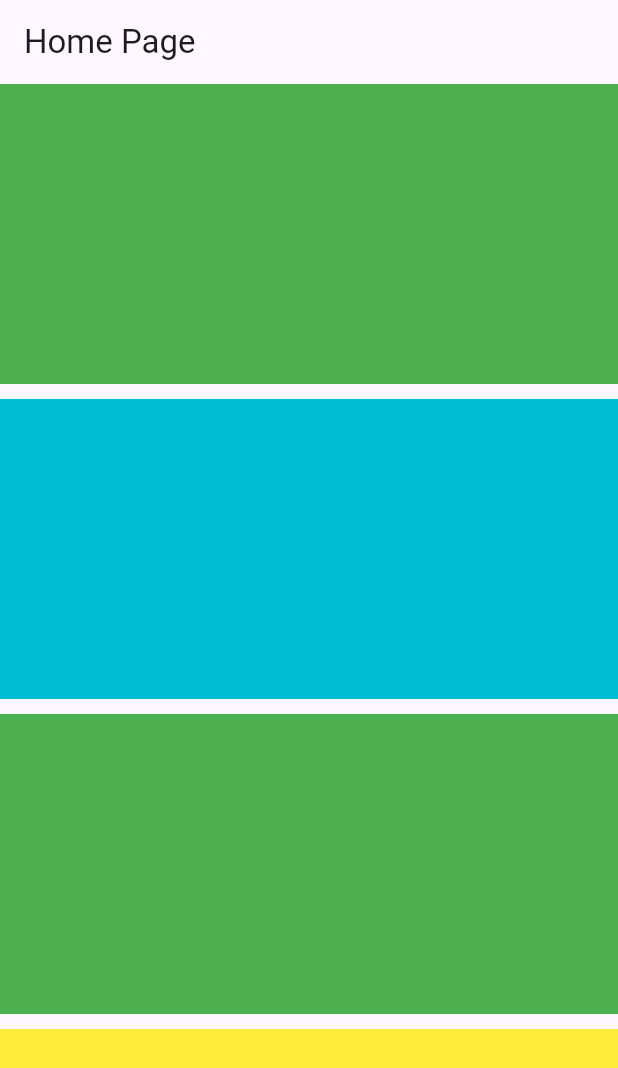
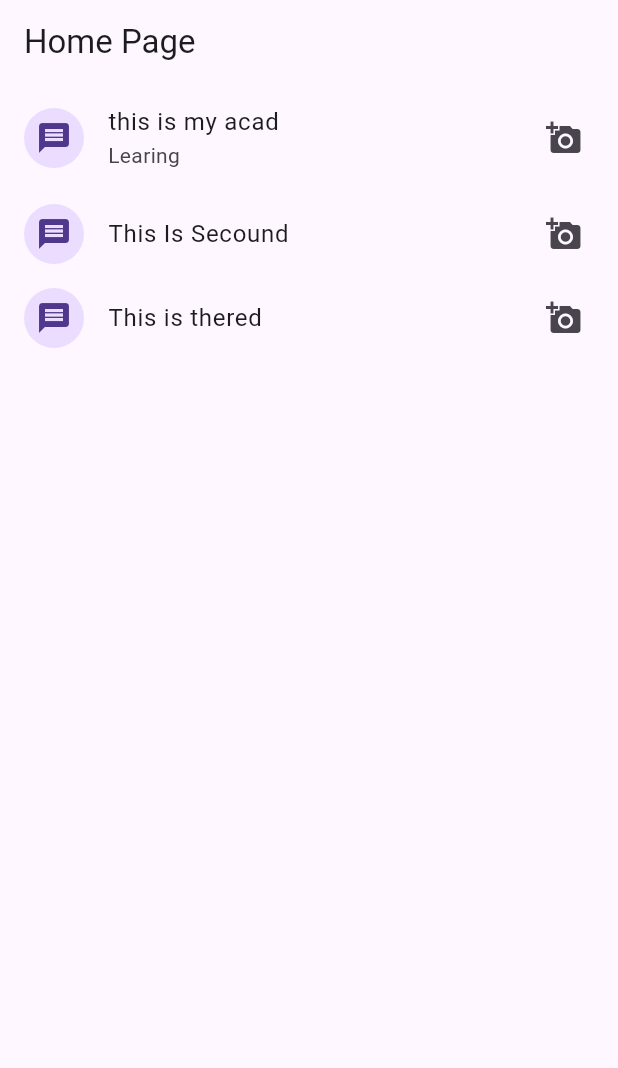
Before and after one commit to engektiar/FlutterFastApp, a Flutter app: the screen it shows after launch, on a phone screen of 412 x 824 dp. Shown: the top 1068 px of the screen. Run offline on Flutter 3.47's test engine with Material 3 defaults, Android fonts, the light colour scheme and no system bars.

Commit message:
List title added

```diff
--- a/lib/main.dart
+++ b/lib/main.dart
@@ -11,43 +11,29 @@ void main(){
    Widget build(BuildContext context) {
      return MaterialApp(
        debugShowCheckedModeBanner: false,
-       home: SafeArea(
-         child: Scaffold(
-           appBar: AppBar(title: Text("Home Page"),),
-           body: ListView (
-
-               children: [
-                 Container(
-                   width: 200,
-                   height: 200,
-                   color: Colors.green,
-                 ),
-                 SizedBox(height: 10,),
-                 Container(
-                   width: 200,
-                   height: 200,
-                   color: Colors.cyan,
-                 ),
-                 SizedBox(height: 10,),
-                 Container(
-                   width: 200,
-                   height: 200,
-                   color: Colors.green,
-                 ),SizedBox(height: 10,),
-                 Container(
-                   width: 200,
-                   height: 200,
-                   color: Colors.yellow,
-                 ),
-                 SizedBox(height: 10,),
-                 Container(
-                   width: 200,
-                   height: 200,
-                   color: Colors.red,
-                 )
-               ],
+       home: Scaffold(
+         appBar:AppBar(
+           title: Text("Home Page"),
+         ),
+         body: ListView(
+           children: [
+             ListTile(
+                title: Text("this is my acad"),
+               subtitle:Text("Learing"),
+               leading: CircleAvatar(child: Icon(Icons.message),),
+               trailing: Icon(Icons.add_a_photo),
              ),
-
+             ListTile(
+               leading: CircleAvatar(child: Icon(Icons.message),),
+               title: Text("This Is Secound"),
+               trailing: Icon(Icons.add_a_photo),
+             ),
+             ListTile(
+               title: Text("This is thered"),
+               leading: CircleAvatar(child: Icon(Icons.message),),
+               trailing: Icon(Icons.add_a_photo),
+             )
+           ],
          ),
        ),
      );
```
